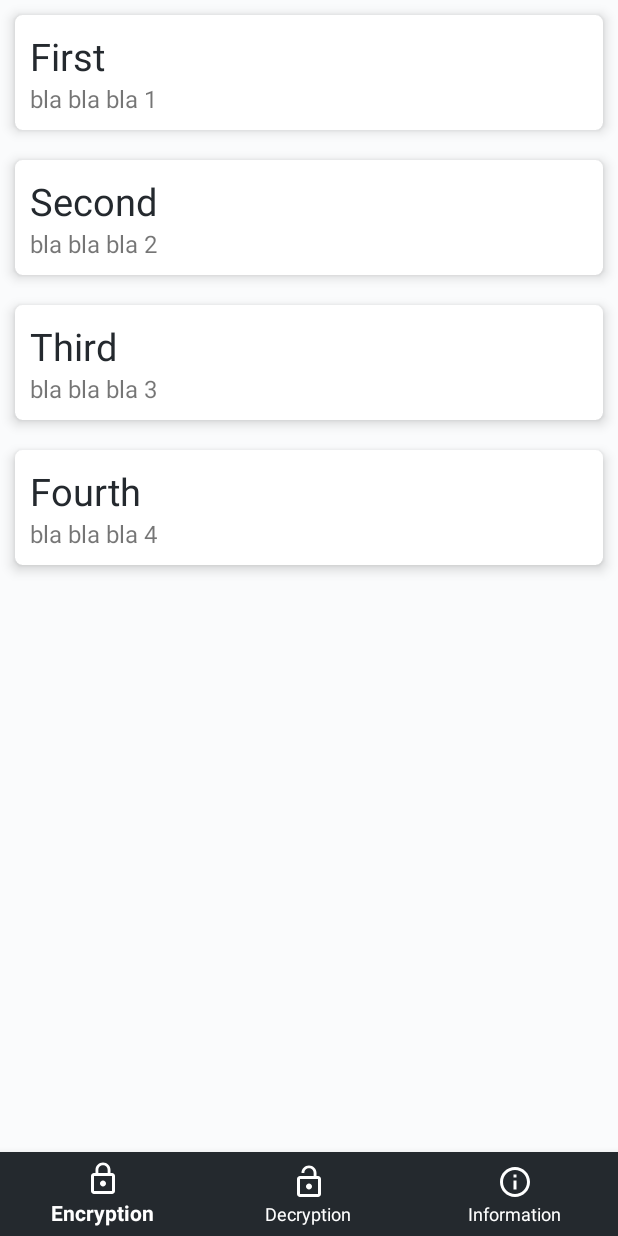
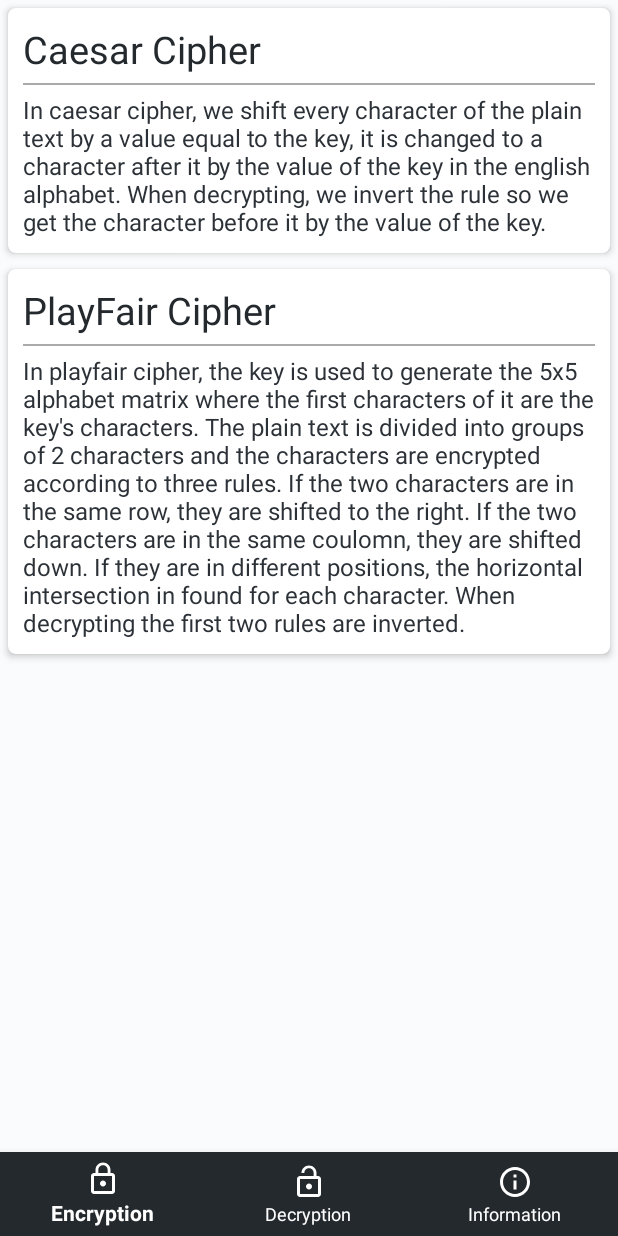
Before and after one commit to xMansour/EncryptionApp, an Android app: the fragment InformationFragment placed in its activity, on a phone screen of 412 x 824 dp. Run offline under Robolectric (Android 15) with nearby library versions, the phone set to English and light mode, and no system bars.

Commit message:
finished the information fragment and the splach screen

```diff
--- a/app/build.gradle
+++ b/app/build.gradle
@@ -24,6 +24,9 @@ dependencies {
     implementation 'com.android.support:design:26.1.0'
     implementation 'com.android.support:cardview-v7:26.1.0'
     implementation 'com.android.support:recyclerview-v7:26.1.0'
+    implementation 'gr.pantrif:easy-android-splash-screen:0.0.1'
+
+    implementation 'com.android.support.constraint:constraint-layout:1.1.3'
     testImplementation 'junit:junit:4.12'
     androidTestImplementation 'com.android.support.test:runner:1.0.2'
     androidTestImplementation 'com.android.support.test.espresso:espresso-core:3.0.2'
--- a/app/src/main/AndroidManifest.xml
+++ b/app/src/main/AndroidManifest.xml
@@ -9,13 +9,14 @@
         android:roundIcon="@mipmap/ic_launcher_round"
         android:supportsRtl="true"
         android:theme="@style/AppTheme">
-        <activity android:name=".MainActivity">
+        <activity android:name=".SplachScreenActivity">
             <intent-filter>
                 <action android:name="android.intent.action.MAIN" />
 
                 <category android:name="android.intent.category.LAUNCHER" />
             </intent-filter>
         </activity>
+        <activity android:name=".MainActivity"></activity>
     </application>
 
 </manifest>
--- a/app/src/main/java/com/mansourappdevelopment/androidapp/encdec/DecryptionFragment.java
+++ b/app/src/main/java/com/mansourappdevelopment/androidapp/encdec/DecryptionFragment.java
@@ -195,10 +195,12 @@ public class DecryptionFragment extends Fragment {
         mFabShare.setOnClickListener(new View.OnClickListener() {
             @Override
             public void onClick(View view) {
-                Intent mSharingIntent = new Intent(Intent.ACTION_SEND);
-                mSharingIntent.setType("text/plain");
-                mSharingIntent.putExtra(Intent.EXTRA_TEXT, mTextViewPlainText.getText().toString());
-                startActivity(Intent.createChooser(mSharingIntent, "Share via"));
+                if (!mTextViewPlainText.getText().toString().equals("")) {
+                    Intent mSharingIntent = new Intent(Intent.ACTION_SEND);
+                    mSharingIntent.setType("text/plain");
+                    mSharingIntent.putExtra(Intent.EXTRA_TEXT, mTextViewPlainText.getText().toString());
+                    startActivity(Intent.createChooser(mSharingIntent, "Share via"));
+                }
             }
         });
     }
--- a/app/src/main/java/com/mansourappdevelopment/androidapp/encdec/InformationFragment.java
+++ b/app/src/main/java/com/mansourappdevelopment/androidapp/encdec/InformationFragment.java
@@ -40,10 +40,15 @@ public class InformationFragment extends Fragment {
         mLayoutManager = new LinearLayoutManager(getActivity());
         mRecyclerView.setLayoutManager(mLayoutManager);
         mItems = new ArrayList<>();
-        mItems.add(new Item("First", "bla bla bla 1"));
-        mItems.add(new Item("Second", "bla bla bla 2"));
-        mItems.add(new Item("Third", "bla bla bla 3"));
-        mItems.add(new Item("Fourth", "bla bla bla 4"));
+        mItems.add(new Item("Caesar Cipher", "In caesar cipher, we shift every character of the plain text" +
+                " by a value equal to the key, it is changed to a character after it by the value of the key in the english alphabet" +
+                ". When decrypting, we invert the rule so we get the character before it by the value of the key."));
+        mItems.add(new Item("PlayFair Cipher", "In playfair cipher, the key is used to generate the 5x5 alphabet matrix" +
+                " where the first characters of it are the key's characters. The plain text is divided into groups of 2 characters" +
+                " and the characters are encrypted according to three rules. If the two characters are in the same row, they are" +
+                " shifted to the right. If the two characters are in the same coulomn, they are shifted down. If they are" +
+                " in different positions, the horizontal intersection in found for each character. When decrypting the first two rules" +
+                " are inverted."));
 
         mAdapter = new ItemsAdapter(getActivity(), mItems);
         mRecyclerView.setAdapter(mAdapter);
--- a/app/src/main/res/layout/card_item.xml
+++ b/app/src/main/res/layout/card_item.xml
@@ -3,10 +3,10 @@
     xmlns:app="http://schemas.android.com/apk/res-auto"
     android:layout_width="match_parent"
     android:layout_height="wrap_content"
-    android:layout_margin="10dp"
+    android:layout_margin="5dp"
     android:background="@color/github_white"
     app:cardCornerRadius="5dp"
-    app:cardElevation="5dp">
+    app:cardElevation="3dp">
 
     <LinearLayout
         android:layout_width="match_parent"
@@ -21,10 +21,18 @@
             android:textColor="@color/github_black"
             android:textSize="25dp" />
 
+        <View
+            android:layout_width="match_parent"
+            android:layout_height="1dp"
+            android:layout_marginTop="5dp"
+            android:layout_marginBottom="5dp"
+            android:background="@android:color/darker_gray" />
+
         <TextView
             android:id="@+id/editTextDescription"
             android:layout_width="match_parent"
             android:layout_height="wrap_content"
+            android:textColor="@color/github_light_black"
             android:textSize="16dp" />
     </LinearLayout>
 
```
